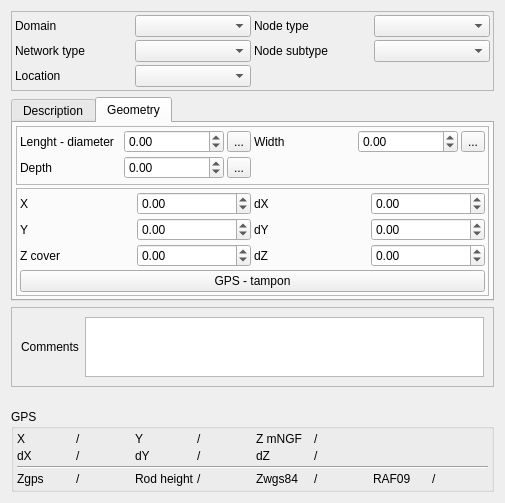
This is Lamia/iface/qgiswidget/tools/toolprepro/base3_urbandrainage/lamiabase_ud_node_tool_ui_CD41.ui in Artelia/Lamia as Qt 5 draws it before an edit. The edited form follows.
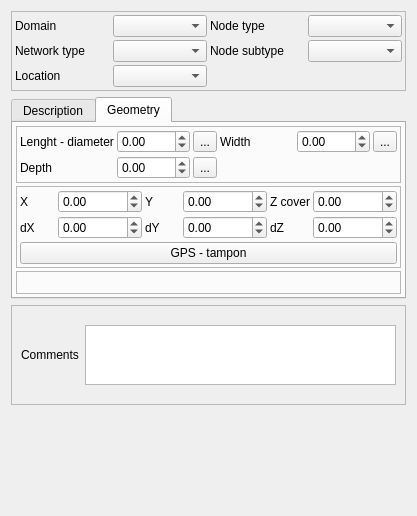
This is the edited form. The open tabs and pages were chosen to show the change.

Patch:
```diff
--- a/Lamia/iface/qgiswidget/tools/toolprepro/base3_urbandrainage/lamiabase_ud_node_tool_ui_CD41.ui
+++ b/Lamia/iface/qgiswidget/tools/toolprepro/base3_urbandrainage/lamiabase_ud_node_tool_ui_CD41.ui
@@ -6,8 +6,8 @@
    <rect>
     <x>0</x>
     <y>0</y>
-    <width>505</width>
-    <height>503</height>
+    <width>417</width>
+    <height>516</height>
    </rect>
   </property>
   <property name="windowTitle">
@@ -615,8 +615,8 @@
           <property name="spacing">
            <number>3</number>
           </property>
-          <item row="1" column="1">
-           <widget class="QDoubleSpinBox" name="doubleSpinBox_Y">
+          <item row="0" column="1">
+           <widget class="QDoubleSpinBox" name="doubleSpinBox_X">
             <property name="minimum">
              <double>-99.000000000000000</double>
             </property>
@@ -625,7 +625,17 @@
             </property>
            </widget>
           </item>
-          <item row="1" column="0">
+          <item row="0" column="0">
+           <widget class="QLabel" name="label_15">
+            <property name="text">
+             <string>X</string>
+            </property>
+            <property name="wordWrap">
+             <bool>true</bool>
+            </property>
+           </widget>
+          </item>
+          <item row="0" column="2">
            <widget class="QLabel" name="label_18">
             <property name="text">
              <string>Y</string>
@@ -635,27 +645,7 @@
             </property>
            </widget>
           </item>
-          <item row="2" column="3">
-           <widget class="QDoubleSpinBox" name="doubleSpinBox_dZ">
-            <property name="minimum">
-             <double>-1.000000000000000</double>
-            </property>
-            <property name="maximum">
-             <double>999.000000000000000</double>
-            </property>
-           </widget>
-          </item>
-          <item row="2" column="1">
-           <widget class="QDoubleSpinBox" name="doubleSpinBox_Z">
-            <property name="minimum">
-             <double>-99.000000000000000</double>
-            </property>
-            <property name="maximum">
-             <double>99999999.000000000000000</double>
-            </property>
-           </widget>
-          </item>
-          <item row="0" column="3">
+          <item row="1" column="1">
            <widget class="QDoubleSpinBox" name="doubleSpinBox_dX">
             <property name="minimum">
              <double>-1.000000000000000</double>
@@ -675,6 +665,26 @@
             </property>
            </widget>
           </item>
+          <item row="0" column="4">
+           <widget class="QLabel" name="label_22">
+            <property name="text">
+             <string>Z cover</string>
+            </property>
+            <property name="wordWrap">
+             <bool>true</bool>
+            </property>
+           </widget>
+          </item>
+          <item row="1" column="0">
+           <widget class="QLabel" name="label_16">
+            <property name="text">
+             <string>dX</string>
+            </property>
+            <property name="wordWrap">
+             <bool>true</bool>
+            </property>
+           </widget>
+          </item>
           <item row="1" column="2">
            <widget class="QLabel" name="label_21">
             <property name="text">
@@ -685,8 +695,8 @@
             </property>
            </widget>
           </item>
-          <item row="0" column="1">
-           <widget class="QDoubleSpinBox" name="doubleSpinBox_X">
+          <item row="0" column="3">
+           <widget class="QDoubleSpinBox" name="doubleSpinBox_Y">
             <property name="minimum">
              <double>-99.000000000000000</double>
             </property>
@@ -695,7 +705,17 @@
             </property>
            </widget>
           </item>
-          <item row="2" column="2">
+          <item row="0" column="5">
+           <widget class="QDoubleSpinBox" name="doubleSpinBox_Z">
+            <property name="minimum">
+             <double>-99.000000000000000</double>
+            </property>
+            <property name="maximum">
+             <double>99999999.000000000000000</double>
+            </property>
+           </widget>
+          </item>
+          <item row="1" column="4">
            <widget class="QLabel" name="label_23">
             <property name="text">
              <string>dZ</string>
@@ -705,37 +725,17 @@
             </property>
            </widget>
           </item>
-          <item row="0" column="2">
-           <widget class="QLabel" name="label_16">
-            <property name="text">
-             <string>dX</string>
+          <item row="1" column="5">
+           <widget class="QDoubleSpinBox" name="doubleSpinBox_dZ">
+            <property name="minimum">
+             <double>-1.000000000000000</double>
             </property>
-            <property name="wordWrap">
-             <bool>true</bool>
+            <property name="maximum">
+             <double>999.000000000000000</double>
             </property>
            </widget>
           </item>
-          <item row="2" column="0">
-           <widget class="QLabel" name="label_22">
-            <property name="text">
-             <string>Z cover</string>
-            </property>
-            <property name="wordWrap">
-             <bool>true</bool>
-            </property>
-           </widget>
-          </item>
-          <item row="0" column="0">
-           <widget class="QLabel" name="label_15">
-            <property name="text">
-             <string>X</string>
-            </property>
-            <property name="wordWrap">
-             <bool>true</bool>
-            </property>
-           </widget>
-          </item>
-          <item row="3" column="0" colspan="4">
+          <item row="4" column="0" colspan="6">
            <widget class="QPushButton" name="pushButton_getGPS">
             <property name="text">
              <string>GPS - tampon</string>
@@ -745,6 +745,16 @@
          </layout>
         </widget>
        </item>
+       <item>
+        <widget class="QFrame" name="frame_gps">
+         <property name="frameShape">
+          <enum>QFrame::StyledPanel</enum>
+         </property>
+         <property name="frameShadow">
+          <enum>QFrame::Raised</enum>
+         </property>
+        </widget>
+       </item>
       </layout>
      </widget>
     </widget>
@@ -797,177 +807,6 @@
      </property>
     </spacer>
    </item>
-   <item>
-    <widget class="QGroupBox" name="groupBox_2">
-     <property name="title">
-      <string>GPS</string>
-     </property>
-     <layout class="QGridLayout" name="gridLayout_17">
-      <property name="leftMargin">
-       <number>3</number>
-      </property>
-      <property name="topMargin">
-       <number>3</number>
-      </property>
-      <property name="rightMargin">
-       <number>3</number>
-      </property>
-      <property name="bottomMargin">
-       <number>3</number>
-      </property>
-      <property name="spacing">
-       <number>3</number>
-      </property>
-      <item row="0" column="3">
-       <widget class="QLabel" name="label_Y">
-        <property name="text">
-         <string>/</string>
-        </property>
-       </widget>
-      </item>
-      <item row="0" column="2">
-       <widget class="QLabel" name="label_64">
-        <property name="text">
-         <string>Y</string>
-        </property>
-       </widget>
-      </item>
-      <item row="1" column="5">
-       <widget class="QLabel" name="label_dZ">
-        <property name="text">
-         <string>/</string>
-        </property>
-       </widget>
-      </item>
-      <item row="0" column="5">
-       <widget class="QLabel" name="label_Z">
-        <property name="text">
-         <string>/</string>
-        </property>
-       </widget>
-      </item>
-      <item row="1" column="1">
-       <widget class="QLabel" name="label_dX">
-        <property name="text">
-         <string>/</string>
-        </property>
-       </widget>
-      </item>
-      <item row="3" column="6">
-       <widget class="QLabel" name="label_61">
-        <property name="text">
-         <string>RAF09</string>
-        </property>
-       </widget>
-      </item>
-      <item row="1" column="4">
-       <widget class="QLabel" name="label_68">
-        <property name="text">
-         <string>dZ</string>
-        </property>
-       </widget>
-      </item>
-      <item row="1" column="0">
-       <widget class="QLabel" name="label_65">
-        <property name="text">
-         <string>dX</string>
-        </property>
-       </widget>
-      </item>
-      <item row="1" column="2">
-       <widget class="QLabel" name="label_67">
-        <property name="text">
-         <string>dY</string>
-        </property>
-       </widget>
-      </item>
-      <item row="1" column="3">
-       <widget class="QLabel" name="label_dY">
-        <property name="text">
-         <string>/</string>
-        </property>
-       </widget>
-      </item>
-      <item row="3" column="0">
-       <widget class="QLabel" name="label_62">
-        <property name="text">
-         <string>Zgps</string>
-        </property>
-       </widget>
-      </item>
-      <item row="0" column="4">
-       <widget class="QLabel" name="label_66">
-        <property name="text">
-         <string>Z mNGF</string>
-        </property>
-       </widget>
-      </item>
-      <item row="3" column="1">
-       <widget class="QLabel" name="label_zgps">
-        <property name="text">
-         <string>/</string>
-        </property>
-       </widget>
-      </item>
-      <item row="3" column="3">
-       <widget class="QLabel" name="label_hautperche">
-        <property name="text">
-         <string>/</string>
-        </property>
-       </widget>
-      </item>
-      <item row="3" column="2">
-       <widget class="QLabel" name="label_70">
-        <property name="text">
-         <string>Rod height</string>
-        </property>
-       </widget>
-      </item>
-      <item row="3" column="5">
-       <widget class="QLabel" name="label_zwgs84">
-        <property name="text">
-         <string>/</string>
-        </property>
-       </widget>
-      </item>
-      <item row="3" column="4">
-       <widget class="QLabel" name="label_63">
-        <property name="text">
-         <string>Zwgs84</string>
-        </property>
-       </widget>
-      </item>
-      <item row="0" column="1">
-       <widget class="QLabel" name="label_X">
-        <property name="text">
-         <string>/</string>
-        </property>
-       </widget>
-      </item>
-      <item row="0" column="0">
-       <widget class="QLabel" name="label_69">
-        <property name="text">
-         <string>X</string>
-        </property>
-       </widget>
-      </item>
-      <item row="3" column="7">
-       <widget class="QLabel" name="label_raf09">
-        <property name="text">
-         <string>/</string>
-        </property>
-       </widget>
-      </item>
-      <item row="2" column="0" colspan="8">
-       <widget class="Line" name="line">
-        <property name="orientation">
-         <enum>Qt::Horizontal</enum>
-        </property>
-       </widget>
-      </item>
-     </layout>
-    </widget>
-   </item>
   </layout>
  </widget>
  <resources/>
```
Left out of the diff: 2 changed lines with no effect on the pictures.
